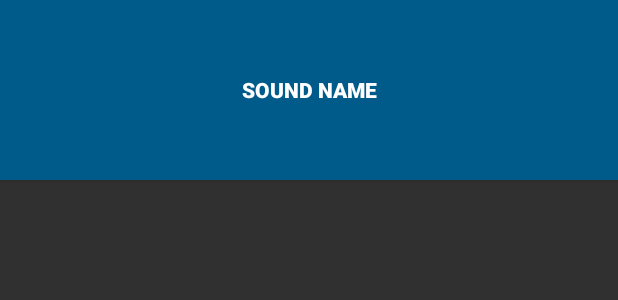
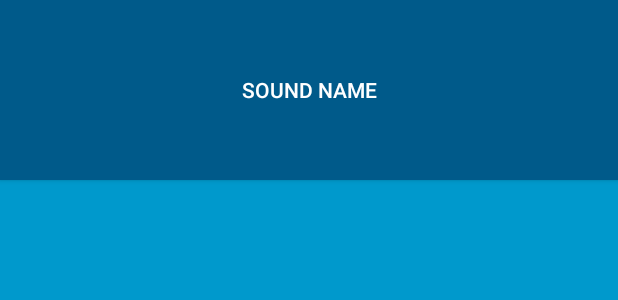
Before and after one commit to gooin1/BeatBox, an Android app: the layout list_item_sound.xml on its own in the app's theme, with its tools: preview values and no code run, on a phone screen of 412 x 824 dp. Shown: the top 300 px of the screen. Run offline under Robolectric (Android 15) with nearby library versions, the phone set to English and light mode, and no system bars.

Commit message:
基本主题完成

```diff
--- a/app/src/main/res/layout/list_item_sound.xml
+++ b/app/src/main/res/layout/list_item_sound.xml
@@ -2,7 +2,6 @@
 <Button xmlns:android="http://schemas.android.com/apk/res/android"
         xmlns:tools="http://schemas.android.com/tools"
         android:id="@+id/button"
-        style="@style/BeatBoxButton.Strong"
 
         android:layout_width="match_parent"
         android:layout_height="120dp"
--- /dev/null
+++ b/app/src/main/res/values-v21/styles.xml
@@ -0,0 +1,17 @@
+<?xml version="1.0" encoding="utf-8"?>
+<resources>
+    <style name="AppTheme" parent="Theme.AppCompat">
+    <item name="colorPrimary">@color/colorPrimary</item>
+    <item name="colorPrimaryDark">@color/colorPrimaryDark</item>
+    <item name="colorAccent">@color/gray</item>
+        <item name="android:colorBackground">@android:color/holo_blue_dark</item>
+        <item name="android:buttonStyle">@style/BeatBoxButton</item>
+
+    </style>
+
+
+    <style name="BeatBoxButton" parent="android:Widget.Material.Button">
+        <item name="android:background">@color/dark_blue</item>
+        <item name="android:buttonStyle">@style/BeatBoxButton</item>
+    </style>
+</resources>
--- a/app/src/main/res/values/colors.xml
+++ b/app/src/main/res/values/colors.xml
@@ -1,8 +1,8 @@
 <?xml version="1.0" encoding="utf-8"?>
 <resources>
-    <color name="colorPrimary">#3F51B5</color>
-    <color name="colorPrimaryDark">#303F9F</color>
-    <color name="colorAccent">#FF4081</color>
+    <color name="colorPrimary">#3f51b5</color>
+    <color name="colorPrimaryDark">#303f9f</color>
+    <color name="colorAccent">#ff4081</color>
     <color name="red">#F44336</color>
     <color name="dark_red">#C3352B</color>
     <color name="gray">#607D8B</color>
--- a/app/src/main/res/values/styles.xml
+++ b/app/src/main/res/values/styles.xml
@@ -2,18 +2,24 @@
 
     <!-- Base application theme. -->
     <style name="AppTheme" parent="Theme.AppCompat">
-        <item name="colorPrimary">@color/red</item>
-        <item name="colorPrimaryDark">@color/dark_red</item>
+        <item name="colorPrimary">@color/colorPrimary</item>
+        <item name="colorPrimaryDark">@color/colorPrimaryDark</item>
+        <item name="colorAccent">@color/gray</item>
+
+        <item name="android:colorBackground">@android:color/holo_blue_dark</item>
+        <item name="android:buttonStyle">@style/BeatBoxButton</item>
+        <item name="android:textColorPrimary">@color/abc_background_cache_hint_selector_material_light</item>
+
 
         <!-- Customize your theme here. -->
     </style>
 
-    <style name="BeatBoxButton">
+    <style name="BeatBoxButton" parent="android:Widget.Holo.Button">
         <item name="android:background">@color/dark_blue</item>
+        <item name="buttonStyle">@style/BeatBoxButton</item>
     </style>
 
-    <style name="BeatBoxButton.Strong">
-        <item name="android:textStyle">bold</item>
 
-    </style>
+
+
 </resources>
```
